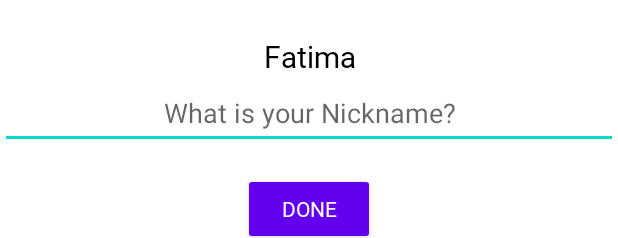
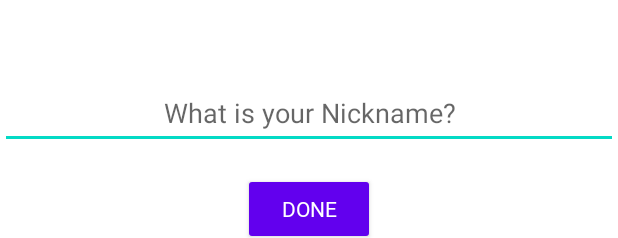
Before and after one commit to FatimaVPL/AboutMe, an Android app: the layout activity_main.xml on its own in the app's theme, with its tools: preview values and no code run, on a phone screen of 412 x 824 dp. Shown: the top 238 px of the screen. Run offline under Robolectric (Android 15) with nearby library versions, the phone set to English and light mode, and no system bars.

Commit message:
Tercera Parte App

```diff
--- a/app/build.gradle
+++ b/app/build.gradle
@@ -29,6 +29,11 @@ android {
     kotlinOptions {
         jvmTarget = '1.8'
     }
+
+    buildFeatures {
+        dataBinding true
+    }
+
 }
 
 dependencies {
@@ -40,4 +45,5 @@ dependencies {
     testImplementation 'junit:junit:4.13.2'
     androidTestImplementation 'androidx.test.ext:junit:1.1.3'
     androidTestImplementation 'androidx.test.espresso:espresso-core:3.4.0'
+
 }
--- /dev/null
+++ b/app/src/main/java/com/example/aboutme/MyName.kt
@@ -0,0 +1,3 @@
+package com.example.aboutme
+
+data class MyName(var name: String = "", var nickname: String = "")
--- a/app/src/main/res/layout/activity_main.xml
+++ b/app/src/main/res/layout/activity_main.xml
@@ -1,21 +1,25 @@
 <?xml version="1.0" encoding="utf-8"?>
+<layout xmlns:android="http://schemas.android.com/apk/res/android"
+    xmlns:app="http://schemas.android.com/apk/res-auto"
+    xmlns:tools="http://schemas.android.com/tools">
+    <data>
+        <variable
+            name="myName"
+            type="com.example.aboutme.MyName" />
+    </data>
     <LinearLayout
-    xmlns:android="http://schemas.android.com/apk/res/android"
-    xmlns:app="http://schemas.android.com/apk/res-auto"
-    xmlns:tools="http://schemas.android.com/tools"
         android:layout_width="match_parent"
         android:layout_height="match_parent"
-    tools:context=".MainActivity"
         android:orientation="vertical"
-    >
+        tools:context=".MainActivity">
 
         <TextView
             android:id="@+id/name_text"
+            style="@style/NameStyle"
             android:layout_width="match_parent"
             android:layout_height="wrap_content"
-        android:text="@string/name"
-        android:textAlignment="center"
-        style="@style/NameStyle" />
+            android:text="@={myName.name}"
+            android:textAlignment="center" />
 
         <EditText
             android:id="@+id/nickname_edit"
@@ -42,11 +46,11 @@
             style="@style/NameStyle"
             android:layout_width="match_parent"
             android:layout_height="wrap_content"
-        android:text=""
+            android:background="@color/colorAccent"
+            android:paddingBottom="@dimen/small_padding"
+            android:text="@={myName.nickname}"
             android:textAlignment="center"
-        android:visibility="gone"
-        android:background="@color/colorAccent"
-        android:paddingBottom="@dimen/small_padding"/>
+            android:visibility="gone" />
 
         <ImageView
             android:id="@+id/star_image"
@@ -89,3 +93,4 @@
             </LinearLayout>
         </ScrollView>
     </LinearLayout>
+</layout>
```
Also changed, not shown: app/src/main/java/com/example/aboutme/MainActivity.kt (+38 -17 lines). Lines whose indentation alone changed are shown as unchanged.
